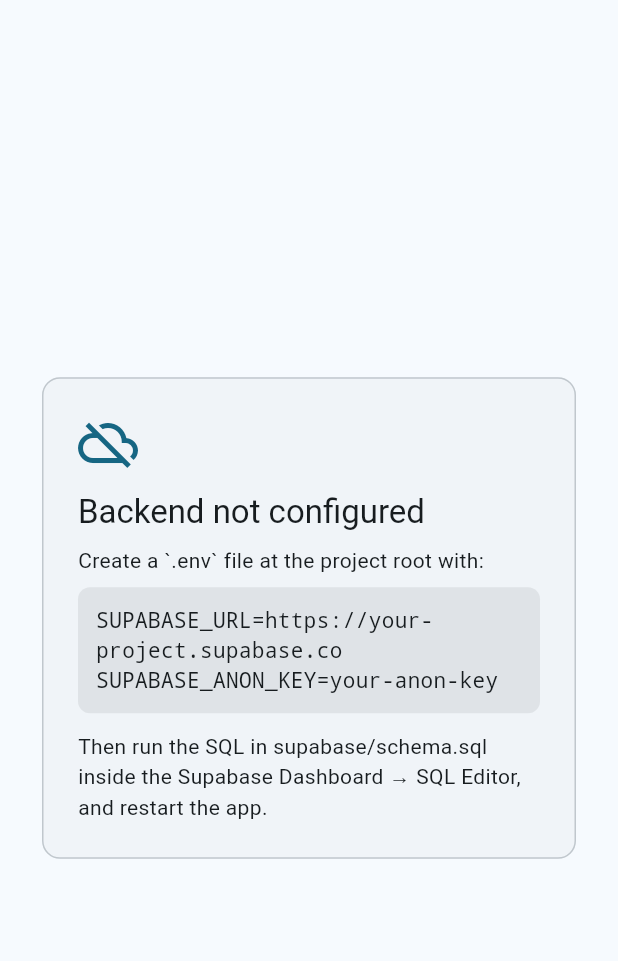
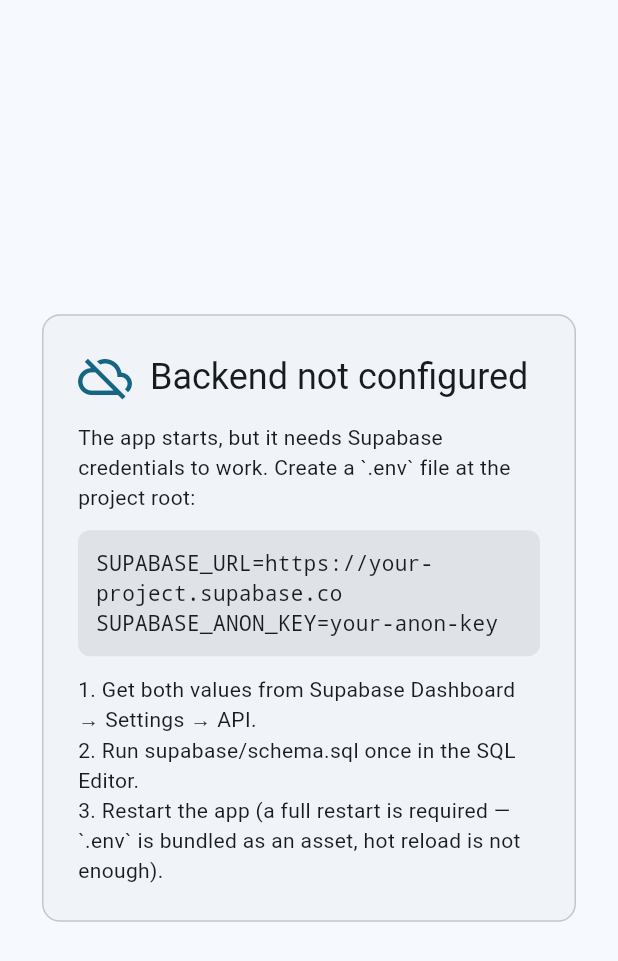
Before and after one commit to APKnation/Smart-Resource-Management-, a Flutter app: the screen it shows after launch, on a phone screen of 412 x 824 dp. Shown: the top 961 px of the screen. Run offline on Flutter 3.47's test engine with Material 3 defaults, Android fonts, the phone set to English and light mode, and no system bars; our stand-ins replace file_picker, fl_chart, flutter_dotenv, go_router, supabase_flutter; accounts and stored records are empty.

```diff
--- a/lib/app_state.dart
+++ b/lib/app_state.dart
@@ -44,6 +44,7 @@
 
   Future<void> init() async {
     _authSub = auth.onAuthStateChange.listen((event) async {
+      try {
         switch (event.event) {
           case AuthChangeEvent.signedIn:
           case AuthChangeEvent.initialSession:
@@ -62,6 +63,9 @@
             break;
           default:
             break;
+        }
+      } catch (e) {
+        debugPrint('Auth state handling failed: $e');
       }
       notifyListeners();
     });
--- a/lib/main.dart
+++ b/lib/main.dart
@@ -10,30 +10,60 @@
 
 Future<void> main() async {
   WidgetsFlutterBinding.ensureInitialized();
+
+  // Never let a startup failure produce a blank page — always fall back to
+  // a visible screen with the reason.
+  FlutterError.onError = (details) {
+    FlutterError.presentError(details);
+    debugPrint('Flutter error: ${details.exception}');
+  };
+
+  bool backendReady = false;
   try {
     await dotenv.load(fileName: '.env');
-  } catch (_) {
-    // .env missing — app will show the setup screen.
+  } catch (e) {
+    debugPrint('.env not loaded: $e');
   }
+
   if (Env.isConfigured) {
+    try {
       await Supabase.initialize(
         url: Env.supabaseUrl,
         publishableKey: Env.supabaseAnonKey,
       );
+      backendReady = true;
+    } catch (e) {
+      debugPrint('Supabase.initialize failed: $e');
     }
-  final state = AppState();
+  }
+
+  final state = backendReady ? AppState() : null;
+  if (state != null) {
+    try {
       await state.init();
-  runApp(EResourceApp(state: state));
+    } catch (e) {
+      debugPrint('AppState.init failed: $e');
+    }
+  }
+
+  runApp(EResourceApp(state: state, backendReady: backendReady));
 }
 
 class EResourceApp extends StatelessWidget {
-  const EResourceApp({super.key, required this.state});
+  const EResourceApp({
+    super.key,
+    required this.state,
+    required this.backendReady,
+  });
 
-  final AppState state;
+  final AppState? state;
+
+  /// True only when Supabase was initialized successfully.
+  final bool backendReady;
 
   @override
   Widget build(BuildContext context) {
-    if (!Env.isConfigured) {
+    if (!backendReady || state == null) {
       return MaterialApp(
         title: App.name,
         debugShowCheckedModeBanner: false,
@@ -46,12 +76,12 @@
       debugShowCheckedModeBanner: false,
       theme: AppTheme.light(),
       darkTheme: AppTheme.dark(),
-      routerConfig: buildRouter(state),
+      routerConfig: buildRouter(state!),
     );
   }
 }
 
-/// Shown when SUPABASE_URL / SUPABASE_ANON_KEY are not configured.
+/// Shown when SUPABASE_URL / SUPABASE_ANON_KEY are missing or invalid.
 class SetupRequiredScreen extends StatelessWidget {
   const SetupRequiredScreen({super.key});
 
@@ -59,10 +89,10 @@
   Widget build(BuildContext context) {
     return Scaffold(
       body: Center(
-        child: Padding(
+        child: SingleChildScrollView(
           padding: const EdgeInsets.all(24),
           child: ConstrainedBox(
-            constraints: const BoxConstraints(maxWidth: 520),
+            constraints: const BoxConstraints(maxWidth: 560),
             child: Card(
               child: Padding(
                 padding: const EdgeInsets.all(24),
@@ -70,17 +100,27 @@
                   mainAxisSize: MainAxisSize.min,
                   crossAxisAlignment: CrossAxisAlignment.start,
                   children: [
+                    Row(
+                      children: [
                         Icon(Icons.cloud_off_outlined,
-                        size: 40, color: Theme.of(context).colorScheme.primary),
+                            size: 36,
+                            color: Theme.of(context).colorScheme.primary),
+                        const SizedBox(width: 12),
+                        Expanded(
+                          child: Text('Backend not configured',
+                              style:
+                                  Theme.of(context).textTheme.headlineSmall),
+                        ),
+                      ],
+                    ),
                     const SizedBox(height: 12),
-                    Text('Backend not configured',
-                        style: Theme.of(context).textTheme.titleLarge),
-                    const SizedBox(height: 8),
                     const Text(
-                      'Create a `.env` file at the project root with:',
+                      'The app starts, but it needs Supabase credentials to '
+                      'work. Create a `.env` file at the project root:',
                     ),
-                    const SizedBox(height: 8),
+                    const SizedBox(height: 12),
                     Container(
+                      width: double.infinity,
                       padding: const EdgeInsets.all(12),
                       decoration: BoxDecoration(
                         color: Theme.of(context)
@@ -89,14 +129,18 @@
                         borderRadius: BorderRadius.circular(8),
                       ),
                       child: const Text(
-                        'SUPABASE_URL=https://your-project.supabase.co\nSUPABASE_ANON_KEY=your-anon-key',
+                        'SUPABASE_URL=https://your-project.supabase.co\n'
+                        'SUPABASE_ANON_KEY=your-anon-key',
                         style: TextStyle(fontFamily: 'monospace'),
                       ),
                     ),
                     const SizedBox(height: 12),
                     const Text(
-                      'Then run the SQL in supabase/schema.sql inside the '
-                      'Supabase Dashboard → SQL Editor, and restart the app.',
+                      '1. Get both values from Supabase Dashboard → '
+                      'Settings → API.\n'
+                      '2. Run supabase/schema.sql once in the SQL Editor.\n'
+                      '3. Restart the app (a full restart is required — '
+                      '`.env` is bundled as an asset, hot reload is not enough).',
                     ),
                   ],
                 ),
```
Lines whose indentation alone changed are shown as unchanged.
